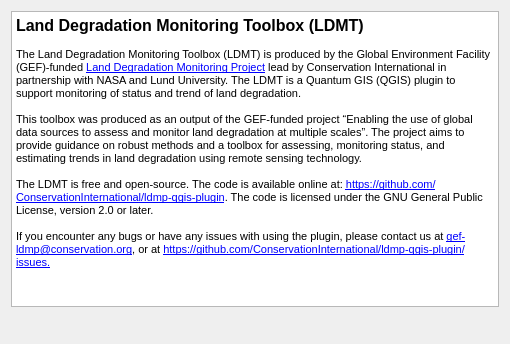
Qt form LDMP/gui/DlgAbout.ui (ConservationInternational/trends.earth) before a commit.
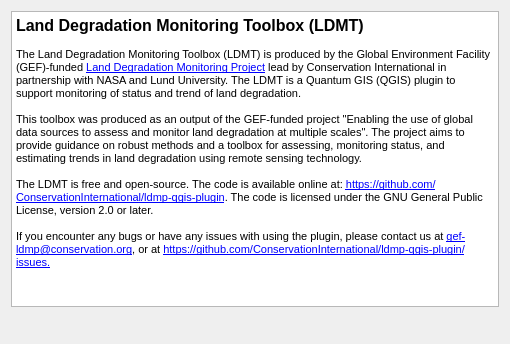
The same form after that commit.

The edit to the form file:
```diff
--- a/LDMP/gui/DlgAbout.ui
+++ b/LDMP/gui/DlgAbout.ui
@@ -38,7 +38,7 @@
 &lt;p style=&quot; margin-top:0px; margin-bottom:0px; margin-left:0px; margin-right:0px; -qt-block-indent:0; text-indent:0px;&quot;&gt;&lt;span style=&quot; font-size:12pt; font-weight:600;&quot;&gt;Land Degradation Monitoring Toolbox (LDMT)&lt;/span&gt;&lt;/p&gt;
 &lt;p style=&quot; margin-top:0px; margin-bottom:0px; margin-left:0px; margin-right:0px; -qt-block-indent:0; text-indent:0px;&quot;&gt;&lt;span style=&quot; font-size:8pt;&quot;&gt;&lt;br /&gt;The Land Degradation Monitoring Toolbox (LDMT) is produced by the Global Environment Facility (GEF)-funded &lt;/span&gt;&lt;a href=&quot;http://vitalsigns.org/gef-ldmp&quot;&gt;&lt;span style=&quot; font-size:8pt; text-decoration: underline; color:#0000ff;&quot;&gt;Land Degradation Monitoring Project&lt;/span&gt;&lt;/a&gt;&lt;span style=&quot; font-size:8pt;&quot;&gt; lead by Conservation International in partnership with NASA and Lund University. The LDMT is a Quantum GIS (QGIS) plugin to support monitoring of status and trend of land degradation.&lt;/span&gt;&lt;/p&gt;
 &lt;p style=&quot;-qt-paragraph-type:empty; margin-top:0px; margin-bottom:0px; margin-left:0px; margin-right:0px; -qt-block-indent:0; text-indent:0px; font-size:8pt;&quot;&gt;&lt;br /&gt;&lt;/p&gt;
-&lt;p style=&quot; margin-top:0px; margin-bottom:0px; margin-left:0px; margin-right:0px; -qt-block-indent:0; text-indent:0px;&quot;&gt;&lt;span style=&quot; font-size:8pt;&quot;&gt;This toolbox was produced as an output of the GEF-funded project “Enabling the use of global data sources to assess and monitor land degradation at multiple scales”. The project aims to provide guidance on robust methods and a toolbox for assessing, monitoring status, and estimating trends in land degradation using remote sensing technology.&lt;/span&gt;&lt;/p&gt;
+&lt;p style=&quot; margin-top:0px; margin-bottom:0px; margin-left:0px; margin-right:0px; -qt-block-indent:0; text-indent:0px;&quot;&gt;&lt;span style=&quot; font-size:8pt;&quot;&gt;This toolbox was produced as an output of the GEF-funded project &amp;quot;Enabling the use of global data sources to assess and monitor land degradation at multiple scales&amp;quot;. The project aims to provide guidance on robust methods and a toolbox for assessing, monitoring status, and estimating trends in land degradation using remote sensing technology.&lt;/span&gt;&lt;/p&gt;
 &lt;p style=&quot;-qt-paragraph-type:empty; margin-top:0px; margin-bottom:0px; margin-left:0px; margin-right:0px; -qt-block-indent:0; text-indent:0px; font-size:8pt;&quot;&gt;&lt;br /&gt;&lt;/p&gt;
 &lt;p style=&quot; margin-top:0px; margin-bottom:0px; margin-left:0px; margin-right:0px; -qt-block-indent:0; text-indent:0px;&quot;&gt;&lt;span style=&quot; font-size:8pt;&quot;&gt;The LDMT is free and open-source. The code is available online at: &lt;/span&gt;&lt;a href=&quot;https://github.com/ConservationInternational/ldmp-qgis-plugin&quot;&gt;&lt;span style=&quot; font-size:8pt; text-decoration: underline; color:#0000ff;&quot;&gt;https://github.com/ConservationInternational/ldmp-qgis-plugin&lt;/span&gt;&lt;/a&gt;&lt;span style=&quot; font-size:8pt;&quot;&gt;. The code is licensed under the GNU General Public License, version 2.0 or later.&lt;/span&gt;&lt;/p&gt;
 &lt;p style=&quot;-qt-paragraph-type:empty; margin-top:0px; margin-bottom:0px; margin-left:0px; margin-right:0px; -qt-block-indent:0; text-indent:0px; font-size:8pt;&quot;&gt;&lt;br /&gt;&lt;/p&gt;
```
